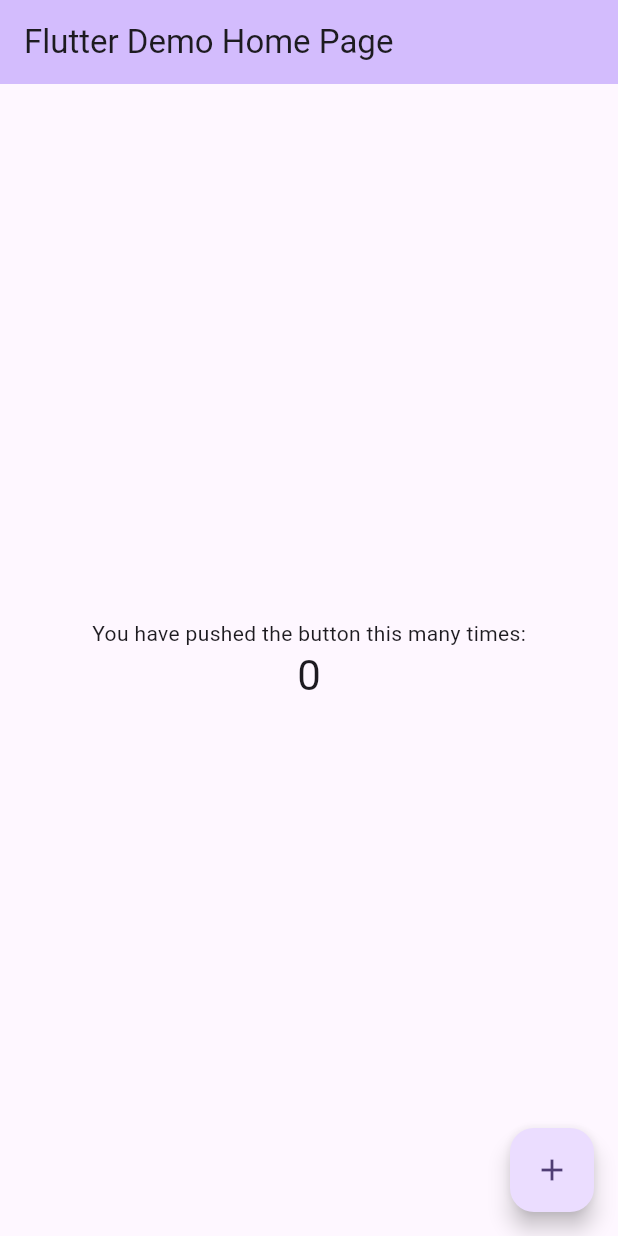
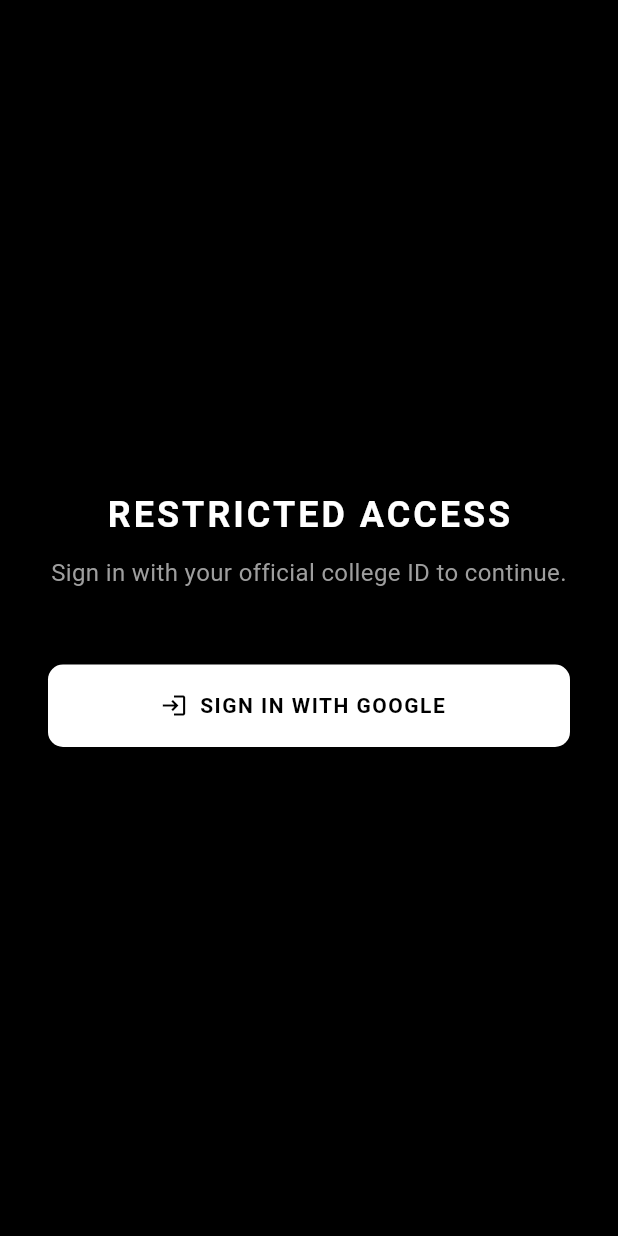
Before and after one commit to satyamrajawat-1/Eigen, a Flutter app: the screen it shows after launch, on a phone screen of 412 x 824 dp. Run offline on Flutter 3.47's test engine with Material 3 defaults, Android fonts, the phone set to English and light mode, and no system bars; our stand-ins replace flutter_secure_storage, google_sign_in; missing offline and left inert: mobile_scanner.

Commit message:
mobile UI part done

```diff
--- a/eigen/lib/main.dart
+++ b/eigen/lib/main.dart
@@ -1,4 +1,5 @@
 import 'package:flutter/material.dart';
+import 'screens/splash_screen.dart';
 
 void main() {
   runApp(const MyApp());
@@ -7,116 +8,28 @@ void main() {
 class MyApp extends StatelessWidget {
   const MyApp({super.key});
 
-  // This widget is the root of your application.
   @override
   Widget build(BuildContext context) {
     return MaterialApp(
-      title: 'Flutter Demo',
+      title: 'TechKnow Scanner',
+      debugShowCheckedModeBanner: false,
+      // The sleek Black and White Theme
       theme: ThemeData(
-        // This is the theme of your application.
-        //
-        // TRY THIS: Try running your application with "flutter run". You'll see
-        // the application has a purple toolbar. Then, without quitting the app,
-        // try changing the seedColor in the colorScheme below to Colors.green
-        // and then invoke "hot reload" (save your changes or press the "hot
-        // reload" button in a Flutter-supported IDE, or press "r" if you used
-        // the command line to start the app).
-        //
-        // Notice that the counter didn't reset back to zero; the application
-        // state is not lost during the reload. To reset the state, use hot
-        // restart instead.
-        //
-        // This works for code too, not just values: Most code changes can be
-        // tested with just a hot reload.
-        colorScheme: ColorScheme.fromSeed(seedColor: Colors.deepPurple),
+        brightness: Brightness.dark, // Forces dark mode
+        scaffoldBackgroundColor: Colors.black, // Pure black background
+        appBarTheme: const AppBarTheme(
+          backgroundColor: Colors.black,
+          foregroundColor: Colors.white, // White text on app bar
+          elevation: 1,
+          shadowColor: Colors.white24,
+        ),
+        colorScheme: const ColorScheme.dark(
+          primary: Colors.white, // Primary accents are white
+          secondary: Colors.grey, // Secondary elements are grey
+          surface: Color(0xFF121212), // Slightly lighter black for cards
+        ),
       ),
-      home: const MyHomePage(title: 'Flutter Demo Home Page'),
+      home: const SplashScreen(),
     );
   }
 }
-
-class MyHomePage extends StatefulWidget {
-  const MyHomePage({super.key, required this.title});
-
-  // This widget is the home page of your application. It is stateful, meaning
-  // that it has a State object (defined below) that contains fields that affect
-  // how it looks.
-
-  // This class is the configuration for the state. It holds the values (in this
-  // case the title) provided by the parent (in this case the App widget) and
-  // used by the build method of the State. Fields in a Widget subclass are
-  // always marked "final".
-
-  final String title;
-
-  @override
-  State<MyHomePage> createState() => _MyHomePageState();
-}
-
-class _MyHomePageState extends State<MyHomePage> {
-  int _counter = 0;
-
-  void _incrementCounter() {
-    setState(() {
-      // This call to setState tells the Flutter framework that something has
-      // changed in this State, which causes it to rerun the build method below
-      // so that the display can reflect the updated values. If we changed
-      // _counter without calling setState(), then the build method would not be
-      // called again, and so nothing would appear to happen.
-      _counter++;
-    });
-  }
-
-  @override
-  Widget build(BuildContext context) {
-    // This method is rerun every time setState is called, for instance as done
-    // by the _incrementCounter method above.
-    //
-    // The Flutter framework has been optimized to make rerunning build methods
-    // fast, so that you can just rebuild anything that needs updating rather
-    // than having to individually change instances of widgets.
-    return Scaffold(
-      appBar: AppBar(
-        // TRY THIS: Try changing the color here to a specific color (to
-        // Colors.amber, perhaps?) and trigger a hot reload to see the AppBar
-        // change color while the other colors stay the same.
-        backgroundColor: Theme.of(context).colorScheme.inversePrimary,
-        // Here we take the value from the MyHomePage object that was created by
-        // the App.build method, and use it to set our appbar title.
-        title: Text(widget.title),
-      ),
-      body: Center(
-        // Center is a layout widget. It takes a single child and positions it
-        // in the middle of the parent.
-        child: Column(
-          // Column is also a layout widget. It takes a list of children and
-          // arranges them vertically. By default, it sizes itself to fit its
-          // children horizontally, and tries to be as tall as its parent.
-          //
-          // Column has various properties to control how it sizes itself and
-          // how it positions its children. Here we use mainAxisAlignment to
-          // center the children vertically; the main axis here is the vertical
-          // axis because Columns are vertical (the cross axis would be
-          // horizontal).
-          //
-          // TRY THIS: Invoke "debug painting" (choose the "Toggle Debug Paint"
-          // action in the IDE, or press "p" in the console), to see the
-          // wireframe for each widget.
-          mainAxisAlignment: MainAxisAlignment.center,
-          children: <Widget>[
-            const Text('You have pushed the button this many times:'),
-            Text(
-              '$_counter',
-              style: Theme.of(context).textTheme.headlineMedium,
-            ),
-          ],
-        ),
-      ),
-      floatingActionButton: FloatingActionButton(
-        onPressed: _incrementCounter,
-        tooltip: 'Increment',
-        child: const Icon(Icons.add),
-      ), // This trailing comma makes auto-formatting nicer for build methods.
-    );
-  }
-}
--- /dev/null
+++ b/eigen/lib/screens/login_screen.dart
@@ -0,0 +1,105 @@
+import 'package:flutter/material.dart';
+import 'package:flutter_secure_storage/flutter_secure_storage.dart';
+import '../services/auth_service.dart';
+import 'home_screen.dart';
+
+class LoginScreen extends StatefulWidget {
+  const LoginScreen({super.key});
+
+  @override
+  State<LoginScreen> createState() => _LoginScreenState();
+}
+
+class _LoginScreenState extends State<LoginScreen> {
+  final AuthService _authService = AuthService();
+  final FlutterSecureStorage _storage = const FlutterSecureStorage();
+  bool _isLoading = false;
+
+  Future<void> _handleLogin() async {
+    setState(() => _isLoading = true);
+
+    // 1. Call Google to get the ID Token
+    String? idToken = await _authService.loginWithGoogle();
+
+    if (idToken != null) {
+      // 2. Success! Save the token in the phone's secure vault
+      // (Later, we will swap this for your Node.js JWT, but this works for now)
+      await _storage.write(key: 'auth_token', value: idToken);
+
+      if (!mounted) return;
+
+      // 3. Destroy the Login screen and go to the Home Screen
+      Navigator.pushReplacement(
+        context,
+        MaterialPageRoute(builder: (context) => const HomeScreen()),
+      );
+    } else {
+      // Login failed or was canceled
+      setState(() => _isLoading = false);
+      if (mounted) {
+        ScaffoldMessenger.of(context).showSnackBar(
+          const SnackBar(content: Text('Login canceled or failed.')),
+        );
+      }
+    }
+  }
+
+  @override
+  Widget build(BuildContext context) {
+    return Scaffold(
+      backgroundColor: Colors.black, // Dark theme
+      body: Center(
+        child: Padding(
+          padding: const EdgeInsets.all(32.0),
+          child: Column(
+            mainAxisAlignment: MainAxisAlignment.center,
+            children: [
+              const Text(
+                'RESTRICTED ACCESS',
+                style: TextStyle(
+                  color: Colors.white,
+                  fontSize: 24,
+                  fontWeight: FontWeight.bold,
+                  letterSpacing: 2,
+                ),
+              ),
+              const SizedBox(height: 10),
+              const Text(
+                'Sign in with your official college ID to continue.',
+                textAlign: TextAlign.center,
+                style: TextStyle(color: Colors.grey, fontSize: 16),
+              ),
+              const SizedBox(height: 50),
+
+              // Show a loading spinner if they clicked the button
+              _isLoading
+                  ? const CircularProgressIndicator(color: Colors.white)
+                  : SizedBox(
+                width: double.infinity,
+                height: 55,
+                child: ElevatedButton.icon(
+                  onPressed: _handleLogin,
+                  icon: const Icon(Icons.login, color: Colors.black),
+                  label: const Text(
+                    'SIGN IN WITH GOOGLE',
+                    style: TextStyle(
+                      color: Colors.black,
+                      fontWeight: FontWeight.bold,
+                      letterSpacing: 1,
+                    ),
+                  ),
+                  style: ElevatedButton.styleFrom(
+                    backgroundColor: Colors.white,
+                    shape: RoundedRectangleBorder(
+                      borderRadius: BorderRadius.circular(10),
+                    ),
+                  ),
+                ),
+              ),
+            ],
+          ),
+        ),
+      ),
+    );
+  }
+}
```
Also changed, not shown: eigen/lib/models/mock_data.dart (added, +35 -0 lines), eigen/lib/screens/event_details_screen.dart (added, +130 -0 lines), eigen/lib/screens/home_screen.dart (added, +66 -0 lines), eigen/lib/screens/qr_scanner_screen.dart (added, +123 -0 lines), eigen/lib/screens/splash_screen.dart (added, +69 -0 lines), eigen/lib/services/auth_service.dart (added, +50 -0 lines), eigen/pubspec.yaml (+5 -2 lines), eigen/assets/images/techknow_logo.jpeg (added), eigen/pubspec.lock, 6 other files.
